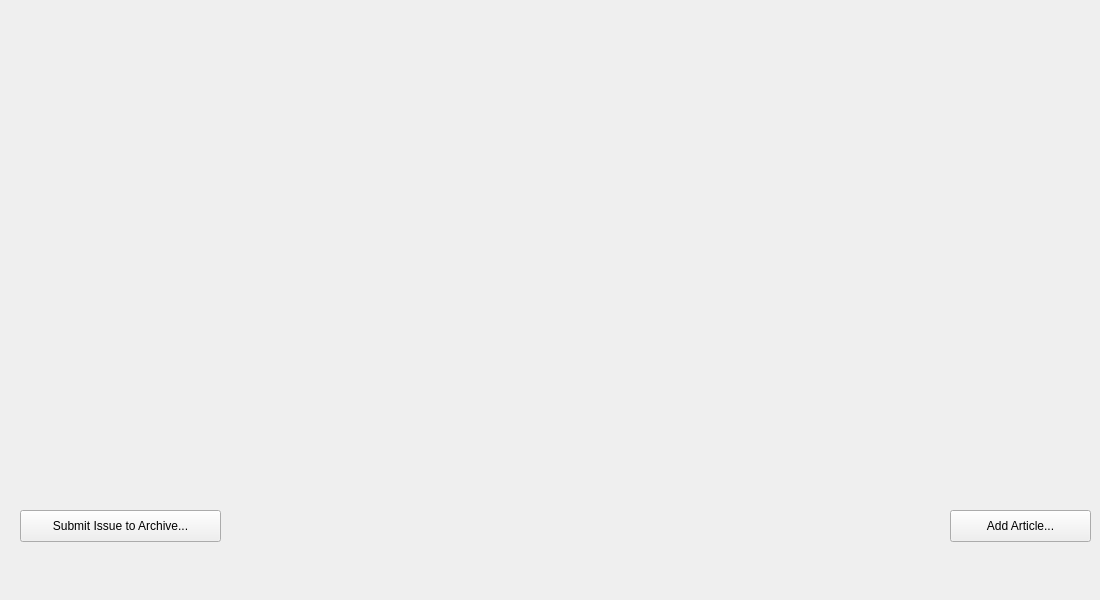
pyridine/LAWRENTIAN, file LAWRENTIAN/LuD/articleworkspace.ui: the form before one commit.
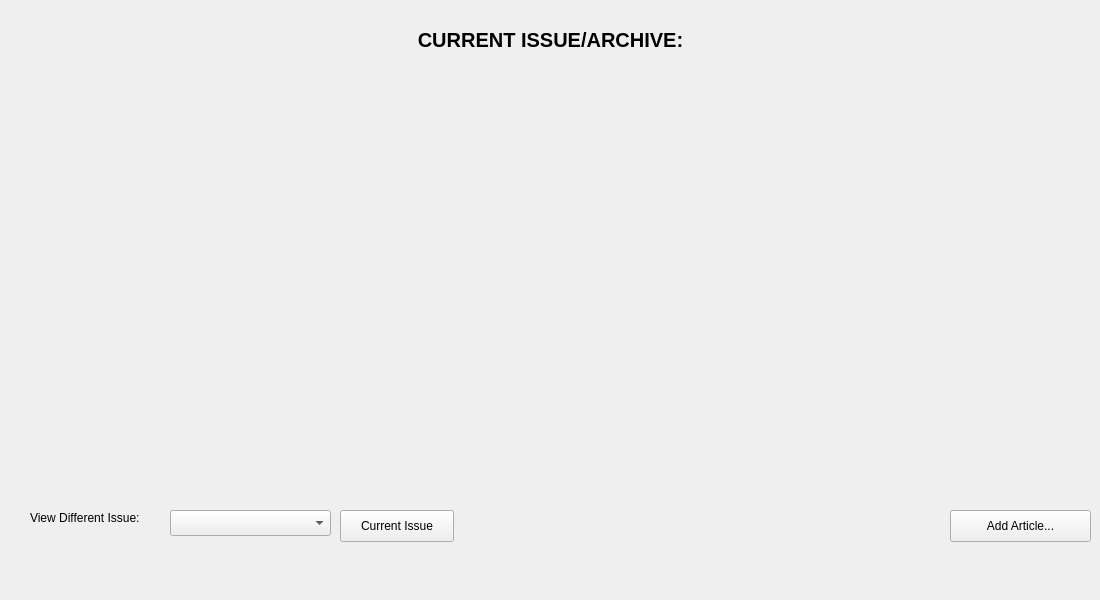
The form after the commit.

Commit message: Thread stuff working. Done with the archive stuff. Mostly done with timesheet stuff

Diff of the .ui file:
```diff
--- a/LAWRENTIAN/LuD/articleworkspace.ui
+++ b/LAWRENTIAN/LuD/articleworkspace.ui
@@ -26,17 +26,63 @@
     <string>Add Article...</string>
    </property>
   </widget>
-  <widget class="QPushButton" name="submitToArchiveButton">
+  <widget class="QLabel" name="issueTypeLabel">
    <property name="geometry">
     <rect>
-     <x>20</x>
+     <x>0</x>
+     <y>30</y>
+     <width>1101</width>
+     <height>20</height>
+    </rect>
+   </property>
+   <property name="font">
+    <font>
+     <pointsize>15</pointsize>
+     <weight>75</weight>
+     <bold>true</bold>
+    </font>
+   </property>
+   <property name="text">
+    <string>CURRENT ISSUE/ARCHIVE:</string>
+   </property>
+   <property name="alignment">
+    <set>Qt::AlignCenter</set>
+   </property>
+  </widget>
+  <widget class="QComboBox" name="issueDateComboBox">
+   <property name="geometry">
+    <rect>
+     <x>170</x>
      <y>510</y>
-     <width>201</width>
+     <width>161</width>
+     <height>26</height>
+    </rect>
+   </property>
+  </widget>
+  <widget class="QLabel" name="label">
+   <property name="geometry">
+    <rect>
+     <x>30</x>
+     <y>510</y>
+     <width>141</width>
+     <height>16</height>
+    </rect>
+   </property>
+   <property name="text">
+    <string>View Different Issue:</string>
+   </property>
+  </widget>
+  <widget class="QPushButton" name="currentIssueButton">
+   <property name="geometry">
+    <rect>
+     <x>340</x>
+     <y>510</y>
+     <width>114</width>
      <height>32</height>
     </rect>
    </property>
    <property name="text">
-    <string>Submit Issue to Archive...</string>
+    <string>Current Issue</string>
    </property>
   </widget>
  </widget>
```
The commit also changes 53 other files.
